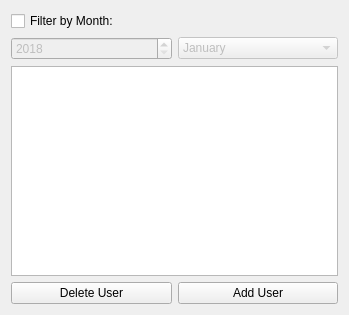
This is src/memberlisttab.ui in tsukidan/team-blank-CS1C as Qt 5 draws it before an edit. The edited form follows.
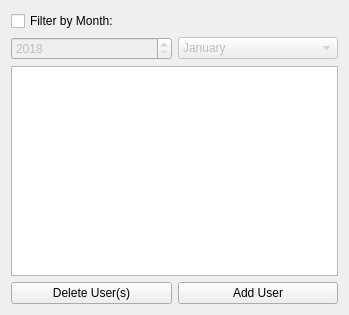
This is the edited form.

```diff
--- a/src/memberlisttab.ui
+++ b/src/memberlisttab.ui
@@ -123,7 +123,7 @@
      <item>
       <widget class="QPushButton" name="deleteUserButton">
        <property name="text">
-        <string>Delete User</string>
+        <string>Delete User(s)</string>
        </property>
       </widget>
      </item>
```
